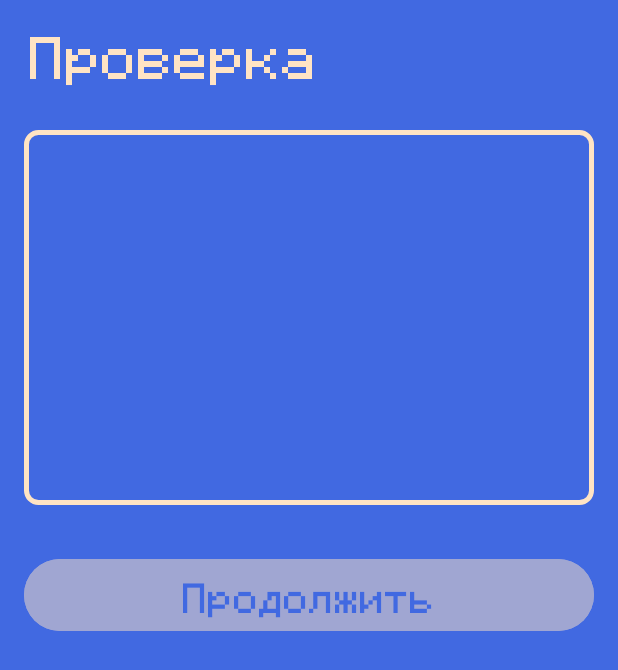
After one commit to sdia0/DareUp, an Android app: the CheckActivity screen opened directly, with no data from a screen before it, on a phone screen of 412 x 824 dp. The commit adds this screen. Shown: the top 670 px of the screen. Run offline under Robolectric (Android 15) with nearby library versions, the phone set to English and light mode, and no system bars; our stand-ins replace Firebase (no records; nobody signed in at launch, a user with empty details on screens opened directly); libraries missing offline, so code that uses them is left out: com.google.zxing.integration.

Commit message:
две проверки

```diff
--- a/app/build.gradle.kts
+++ b/app/build.gradle.kts
@@ -33,6 +33,9 @@ android {
 }
 
 dependencies {
+    implementation("com.journeyapps:zxing-android-embedded:4.3.0")
+    implementation("com.google.zxing:core:3.4.1")
+    implementation("junit:junit:4.13.2")
     implementation("nl.dionsegijn:konfetti-xml:2.0.0@aar")
     implementation("nl.dionsegijn:konfetti-core:2.0.2")
     implementation("androidx.preference:preference:1.2.0")
--- /dev/null
+++ b/app/src/main/res/layout/activity_check.xml
@@ -0,0 +1,49 @@
+<?xml version="1.0" encoding="utf-8"?>
+<LinearLayout xmlns:android="http://schemas.android.com/apk/res/android"
+    xmlns:app="http://schemas.android.com/apk/res-auto"
+    xmlns:tools="http://schemas.android.com/tools"
+    android:id="@+id/main"
+    android:layout_width="match_parent"
+    android:layout_height="match_parent"
+    android:fitsSystemWindows="true"
+    tools:context=".CheckActivity"
+    android:orientation="vertical"
+    android:background="@color/forBackground">
+
+    <!-- Заголовок -->
+    <TextView
+        android:layout_width="match_parent"
+        android:layout_height="wrap_content"
+        android:text="Проверка"
+        android:textSize="36sp"
+        android:textColor="@color/forText"
+        android:layout_margin="10dp"
+        android:paddingStart="10dp"
+        android:fontFamily="@font/font3"/>
+
+    <TextView
+        android:id="@+id/tvLoadCheck"
+        android:layout_width="match_parent"
+        android:layout_height="250dp"
+        android:background="@drawable/load_photo"
+        android:fontFamily="@font/font3"
+        android:textSize="25sp"
+        android:textColor="@color/forText"
+        android:gravity="center"
+        android:layout_margin="16dp"
+        android:padding="15dp"/>
+
+    <Button
+        android:id="@+id/btnContinue"
+        android:layout_width="match_parent"
+        android:layout_height="wrap_content"
+        android:enabled="false"
+        android:alpha="0.5"
+        android:text="Продолжить"
+        android:backgroundTint="@color/forText"
+        android:textColor="@color/forBackground"
+        android:fontFamily="@font/font3"
+        android:textSize="25sp"
+        android:layout_margin="16dp"/>
+
+</LinearLayout>
```
Also changed, not shown: app/src/main/AndroidManifest.xml (+7 -0 lines), app/src/main/java/com/example/dareup/CheckActivity.java (added, +420 -0 lines), app/src/main/java/com/example/dareup/ExpandableMemoryAdapter.java (+28 -17 lines), app/src/main/java/com/example/dareup/HomeFragment.java (+44 -30 lines), app/src/main/res/layout/activity_edit_task.xml (+7 -8 lines), app/src/main/res/layout/fragment_tasks.xml (+6 -4 lines).
